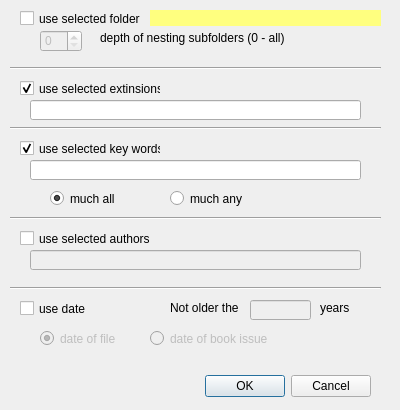
Qt form view/sel_opt.ui (Michal-D4/MyFiles) before a commit.
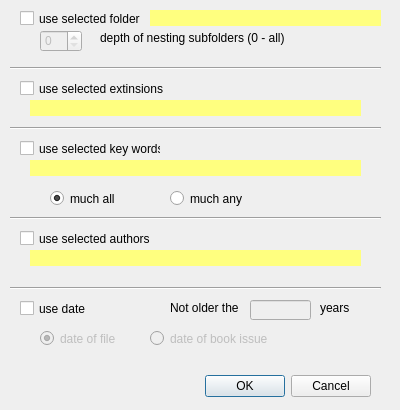
The same form after that commit.

```diff
--- a/view/sel_opt.ui
+++ b/view/sel_opt.ui
@@ -116,7 +116,7 @@
     <rect>
      <x>20</x>
      <y>80</y>
-     <width>141</width>
+     <width>201</width>
      <height>17</height>
     </rect>
    </property>
@@ -124,20 +124,7 @@
     <string>use selected extinsions</string>
    </property>
    <property name="checked">
-    <bool>true</bool>
-   </property>
-  </widget>
-  <widget class="QLineEdit" name="eExt">
-   <property name="enabled">
-    <bool>true</bool>
-   </property>
-   <property name="geometry">
-    <rect>
-     <x>30</x>
-     <y>100</y>
-     <width>331</width>
-     <height>20</height>
-    </rect>
+    <bool>false</bool>
    </property>
   </widget>
   <widget class="Line" name="line_2">
@@ -166,20 +153,7 @@
     <string>use selected key words</string>
    </property>
    <property name="checked">
-    <bool>true</bool>
-   </property>
-  </widget>
-  <widget class="QLineEdit" name="eTags">
-   <property name="enabled">
-    <bool>true</bool>
-   </property>
-   <property name="geometry">
-    <rect>
-     <x>30</x>
-     <y>160</y>
-     <width>331</width>
-     <height>20</height>
-    </rect>
+    <bool>false</bool>
    </property>
   </widget>
   <widget class="Line" name="line_3">
@@ -208,19 +182,6 @@
     <string>use selected authors</string>
    </property>
   </widget>
-  <widget class="QLineEdit" name="eAuthors">
-   <property name="enabled">
-    <bool>false</bool>
-   </property>
-   <property name="geometry">
-    <rect>
-     <x>30</x>
-     <y>250</y>
-     <width>331</width>
-     <height>20</height>
-    </rect>
-   </property>
-  </widget>
   <widget class="QRadioButton" name="tagAll">
    <property name="enabled">
     <bool>true</bool>
@@ -396,6 +357,54 @@
     <string>years</string>
    </property>
   </widget>
+  <widget class="QLabel" name="eExt">
+   <property name="geometry">
+    <rect>
+     <x>30</x>
+     <y>100</y>
+     <width>331</width>
+     <height>16</height>
+    </rect>
+   </property>
+   <property name="styleSheet">
+    <string notr="true">QLabel { background-color : rgb(255, 255, 127); color : blue; }</string>
+   </property>
+   <property name="text">
+    <string/>
+   </property>
+  </widget>
+  <widget class="QLabel" name="eTags">
+   <property name="geometry">
+    <rect>
+     <x>30</x>
+     <y>160</y>
+     <width>331</width>
+     <height>16</height>
+    </rect>
+   </property>
+   <property name="styleSheet">
+    <string notr="true">QLabel { background-color : rgb(255, 255, 127); color : blue; }</string>
+   </property>
+   <property name="text">
+    <string/>
+   </property>
+  </widget>
+  <widget class="QLabel" name="eAuthors">
+   <property name="geometry">
+    <rect>
+     <x>30</x>
+     <y>250</y>
+     <width>331</width>
+     <height>16</height>
+    </rect>
+   </property>
+   <property name="styleSheet">
+    <string notr="true">QLabel { background-color : rgb(255, 255, 127); color : blue; }</string>
+   </property>
+   <property name="text">
+    <string/>
+   </property>
+  </widget>
  </widget>
  <resources/>
  <connections>
```
Left out of the diff: 2 changed lines with no effect on the pictures.
